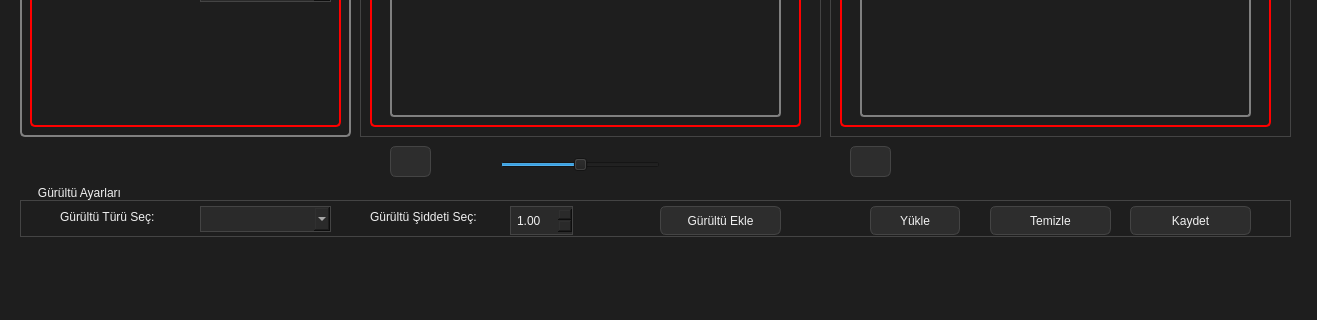
Before: the Qt Designer form mainwindow.ui in BurakEvci/DSP_Studio, drawn with Qt 5; both pictures show x 0 to 1317 and y 554 to 874 of the 1317 by 874 pixel window.
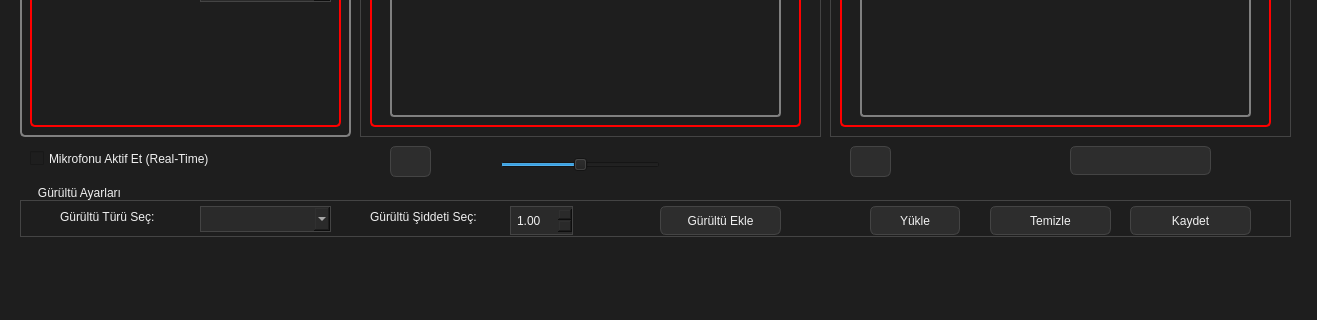
After: the same form once the commit is applied. Icons and pictures are not drawn. Custom widgets are drawn as their Qt base class.

Commit message: Added: Record and Real-time audio play

The edit to the form file:
```diff
--- a/mainwindow.ui
+++ b/mainwindow.ui
@@ -1135,6 +1135,38 @@
      <enum>Qt::Orientation::Horizontal</enum>
     </property>
    </widget>
+   <widget class="QCheckBox" name="chkRealTime">
+    <property name="geometry">
+     <rect>
+      <x>30</x>
+      <y>700</y>
+      <width>191</width>
+      <height>25</height>
+     </rect>
+    </property>
+    <property name="text">
+     <string>Mikrofonu Aktif Et (Real-Time)</string>
+    </property>
+   </widget>
+   <widget class="QPushButton" name="btnRecord">
+    <property name="geometry">
+     <rect>
+      <x>1070</x>
+      <y>700</y>
+      <width>141</width>
+      <height>29</height>
+     </rect>
+    </property>
+    <property name="styleSheet">
+     <string notr="true"/>
+    </property>
+    <property name="text">
+     <string/>
+    </property>
+    <property name="checkable">
+     <bool>true</bool>
+    </property>
+   </widget>
   </widget>
   <widget class="QMenuBar" name="menubar">
    <property name="geometry">
```
Left out of the diff: 2 changed lines with no effect on the pictures. The commit also changes 75 other files.
